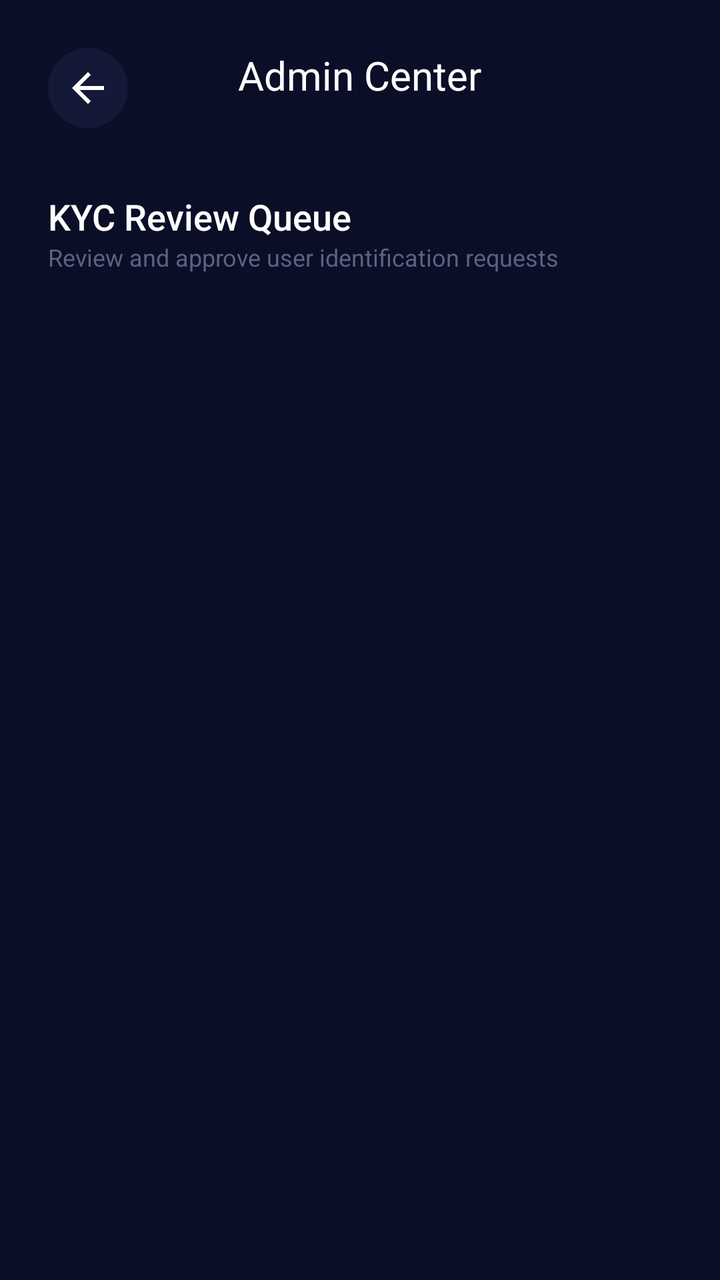
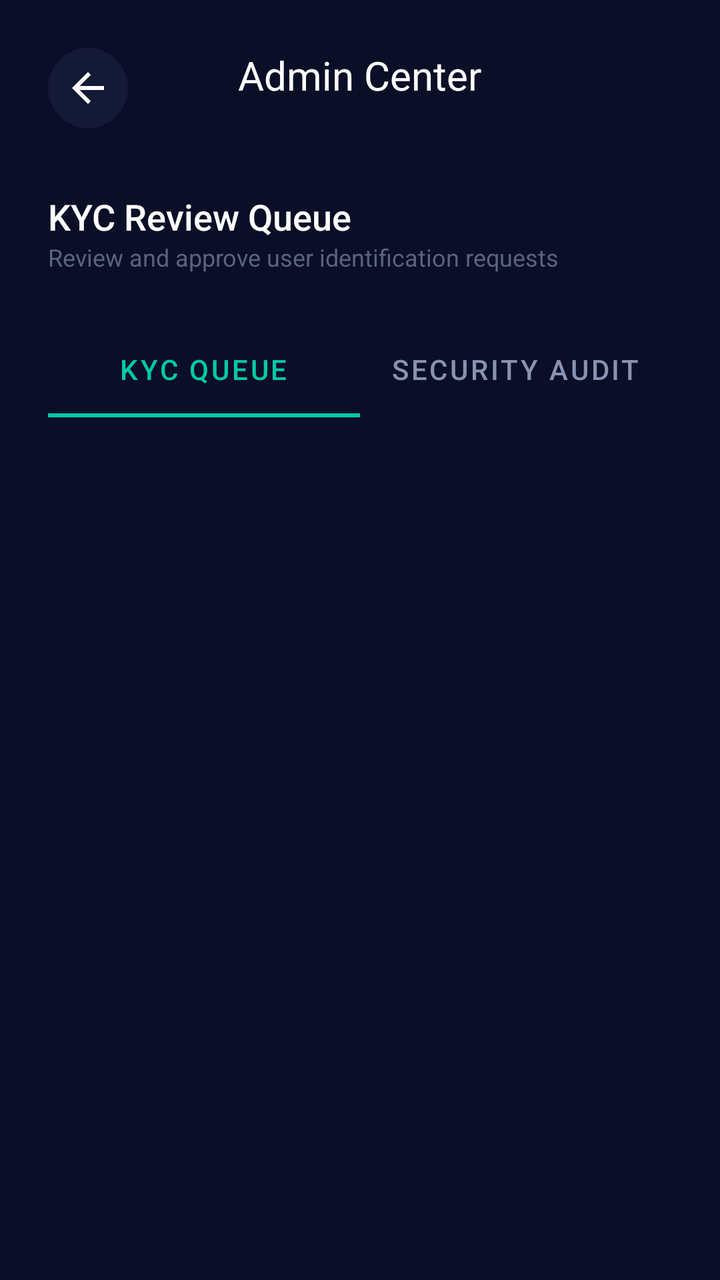

An Android layout rendered at two revisions. The XML below is the earlier revision; the diff shows what the commit changed to produce the second picture.
<!-- AndroidManifest.xml: application theme Theme.SwiftApp -->
<!-- res/layout/activity_admin_dashboard.xml -->
<?xml version="1.0" encoding="utf-8"?>
<LinearLayout xmlns:android="http://schemas.android.com/apk/res/android"
    xmlns:app="http://schemas.android.com/apk/res-auto"
    android:layout_width="match_parent"
    android:layout_height="match_parent"
    android:background="@color/swift_bg_primary"
    android:orientation="vertical"
    android:padding="24dp">

    <RelativeLayout
        android:layout_width="match_parent"
        android:layout_height="wrap_content">

        <ImageButton
            android:id="@+id/btnBack"
            android:layout_width="40dp"
            android:layout_height="40dp"
            android:background="@drawable/bg_circle_surface"
            android:src="@drawable/ic_back"
            app:tint="@color/white" />

        <TextView
            style="@style/SwiftText.Hero"
            android:layout_width="wrap_content"
            android:layout_height="wrap_content"
            android:layout_centerHorizontal="true"
            android:text="Admin Center"
            android:textSize="20sp" />
    </RelativeLayout>

    <TextView
        style="@style/SwiftText.Title"
        android:layout_width="wrap_content"
        android:layout_height="wrap_content"
        android:layout_marginTop="32dp"
        android:text="KYC Review Queue" />

    <TextView
        style="@style/SwiftText.Caption"
        android:layout_width="wrap_content"
        android:layout_height="wrap_content"
        android:text="Review and approve user identification requests" />

    <androidx.recyclerview.widget.RecyclerView
        android:id="@+id/rvKycRequests"
        android:layout_width="match_parent"
        android:layout_height="0dp"
        android:layout_marginTop="16dp"
        android:layout_weight="1" />

</LinearLayout>
<!-- resources referenced by this layout -->
<resources>
  <color name="swift_bg_primary">#FF0A0E27</color>
  <color name="white">#FFFFFFFF</color>
  <!-- drawable bg_circle_surface (drawable) -->
  <?xml version="1.0" encoding="utf-8"?>
  <shape xmlns:android="http://schemas.android.com/apk/res/android"
      android:shape="oval">
      <solid android:color="@color/swift_bg_secondary" />
  </shape>
  <!-- drawable ic_back (drawable) -->
  <?xml version="1.0" encoding="utf-8"?>
  <vector xmlns:android="http://schemas.android.com/apk/res/android"
      android:width="24dp"
      android:height="24dp"
      android:viewportWidth="24"
      android:viewportHeight="24">
      <path
          android:fillColor="#FFFFFF"
          android:pathData="M20,11H7.83l5.59,-5.59L12,4l-8,8 8,8 1.41,-1.41L7.83,13H20v-2z" />
  </vector>
  <style name="SwiftText.Caption">
          <item name="android:textColor">@color/swift_text_hint</item>
          <item name="android:textSize">@dimen/text_sm</item>
          <item name="android:fontFamily">sans-serif</item>
      </style>
  <style name="SwiftText.Hero">
  
          <item name="android:textColor">@color/swift_text_primary</item>
          <item name="android:textSize">@dimen/text_hero</item>
          <item name="android:fontFamily">sans-serif-bold</item>
      </style>
  <style name="SwiftText.Title">
          <item name="android:textColor">@color/swift_text_primary</item>
          <item name="android:textSize">@dimen/text_xl</item>
          <item name="android:fontFamily">sans-serif-medium</item>
      </style>
  <style name="Theme.SwiftApp" parent="Theme.MaterialComponents.NoActionBar">
          
          <item name="colorPrimary">@color/swift_primary</item>
          <item name="colorPrimaryVariant">@color/swift_primary_dark</item>
          <item name="colorOnPrimary">@color/white</item>
          
          <item name="colorSecondary">@color/swift_secondary</item>
          <item name="colorSecondaryVariant">@color/swift_secondary_dark</item>
          <item name="colorOnSecondary">@color/white</item>
          
          <item name="android:colorBackground">@color/swift_bg_primary</item>
          <item name="colorSurface">@color/swift_bg_card</item>
          <item name="colorOnSurface">@color/swift_text_primary</item>
          
          <item name="android:statusBarColor">@color/swift_bg_primary</item>
          <item name="android:navigationBarColor">@color/swift_bg_secondary</item>
          <item name="android:windowLightStatusBar" tools:targetApi="23">false</item>
          
          <item name="android:textColorPrimary">@color/swift_text_primary</item>
          <item name="android:textColorSecondary">@color/swift_text_secondary</item>
          <item name="android:textColorHint">@color/swift_text_hint</item>
      </style>
  <color name="swift_bg_secondary">#FF141937</color>
  <color name="swift_text_hint">#FF5A6380</color>
  <dimen name="text_sm">12sp</dimen>
  <color name="swift_text_primary">#FFFFFFFF</color>
  <dimen name="text_hero">36sp</dimen>
  <dimen name="text_xl">18sp</dimen>
  <color name="swift_primary">#FF00C9A7</color>
  <color name="swift_primary_dark">#FF00A88A</color>
  <color name="swift_secondary">#FF845EF7</color>
  <color name="swift_secondary_dark">#FF6B3FD4</color>
  <color name="swift_bg_card">#FF1A2142</color>
  <color name="swift_text_secondary">#FF8892B0</color>
</resources>

<!-- the commit's change to res/layout/activity_admin_dashboard.xml (unified diff, before → after) -->
@@ -17,14 +17,15 @@
             android:layout_height="40dp"
             android:background="@drawable/bg_circle_surface"
             android:src="@drawable/ic_back"
-            app:tint="@color/white" />
+            app:tint="@color/white"
+            android:contentDescription="@string/cd_back" />
 
         <TextView
             style="@style/SwiftText.Hero"
             android:layout_width="wrap_content"
             android:layout_height="wrap_content"
             android:layout_centerHorizontal="true"
-            android:text="Admin Center"
+            android:text="@string/label_admin_center"
             android:textSize="20sp" />
     </RelativeLayout>
 
@@ -33,16 +34,37 @@
         android:layout_width="wrap_content"
         android:layout_height="wrap_content"
         android:layout_marginTop="32dp"
-        android:text="KYC Review Queue" />
+        android:text="@string/label_kyc_queue" />
 
     <TextView
         style="@style/SwiftText.Caption"
         android:layout_width="wrap_content"
         android:layout_height="wrap_content"
-        android:text="Review and approve user identification requests" />
+        android:text="@string/desc_kyc_queue" />
+
+    <com.google.android.material.tabs.TabLayout
+        android:id="@+id/tabLayout"
+        android:layout_width="match_parent"
+        android:layout_height="wrap_content"
+        android:layout_marginTop="24dp"
+        android:background="@android:color/transparent"
+        app:tabIndicatorColor="@color/swift_primary"
+        app:tabSelectedTextColor="@color/swift_primary"
+        app:tabTextColor="@color/swift_text_secondary">
+
+        <com.google.android.material.tabs.TabItem
+            android:layout_width="wrap_content"
+            android:layout_height="wrap_content"
+            android:text="@string/tab_kyc_queue" />
+
+        <com.google.android.material.tabs.TabItem
+            android:layout_width="wrap_content"
+            android:layout_height="wrap_content"
+            android:text="@string/tab_security_audit" />
+    </com.google.android.material.tabs.TabLayout>
 
     <androidx.recyclerview.widget.RecyclerView
-        android:id="@+id/rvKycRequests"
+        android:id="@+id/rvRequests"
         android:layout_width="match_parent"
         android:layout_height="0dp"
         android:layout_marginTop="16dp"
<!-- resource entries referenced after the edit -->
@@ -19,6 +19,12 @@
           android:fillColor="#FFFFFF"
           android:pathData="M20,11H7.83l5.59,-5.59L12,4l-8,8 8,8 1.41,-1.41L7.83,13H20v-2z" />
   </vector>
+  <string name="cd_back">Back</string>
+  <string name="desc_kyc_queue">Review and approve user identification requests</string>
+  <string name="label_admin_center">Admin Center</string>
+  <string name="label_kyc_queue">KYC Review Queue</string>
+  <string name="tab_kyc_queue">KYC Queue</string>
+  <string name="tab_security_audit">Security Audit</string>
   <style name="SwiftText.Caption">
           <item name="android:textColor">@color/swift_text_hint</item>
           <item name="android:textSize">@dimen/text_sm</item>
